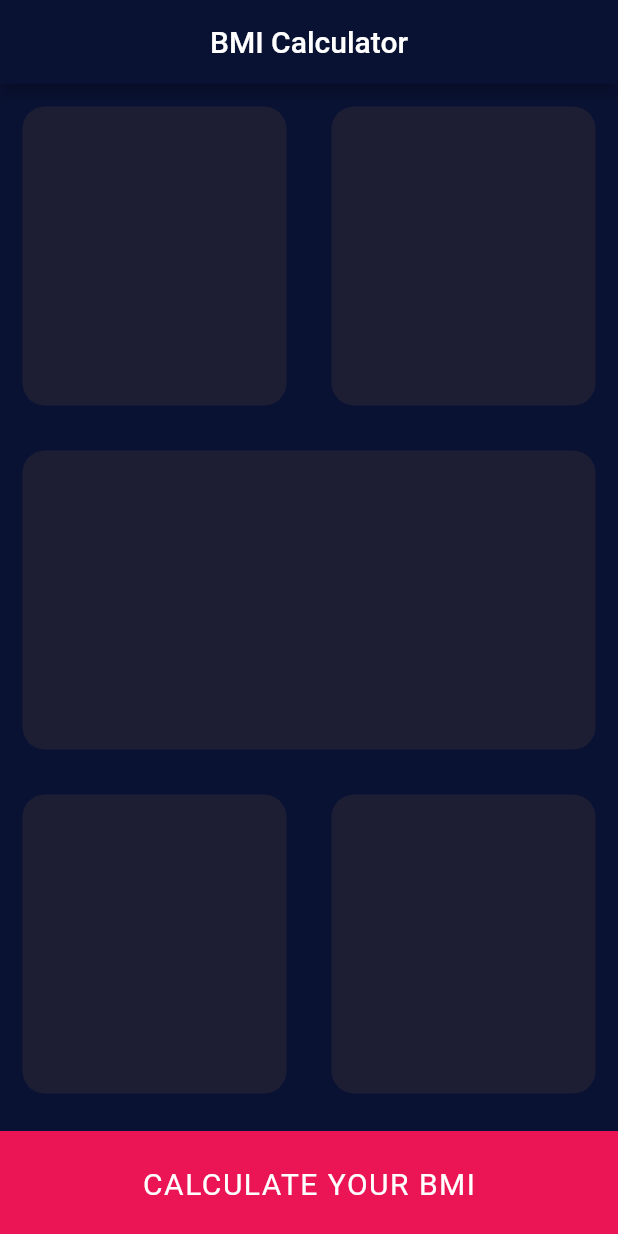
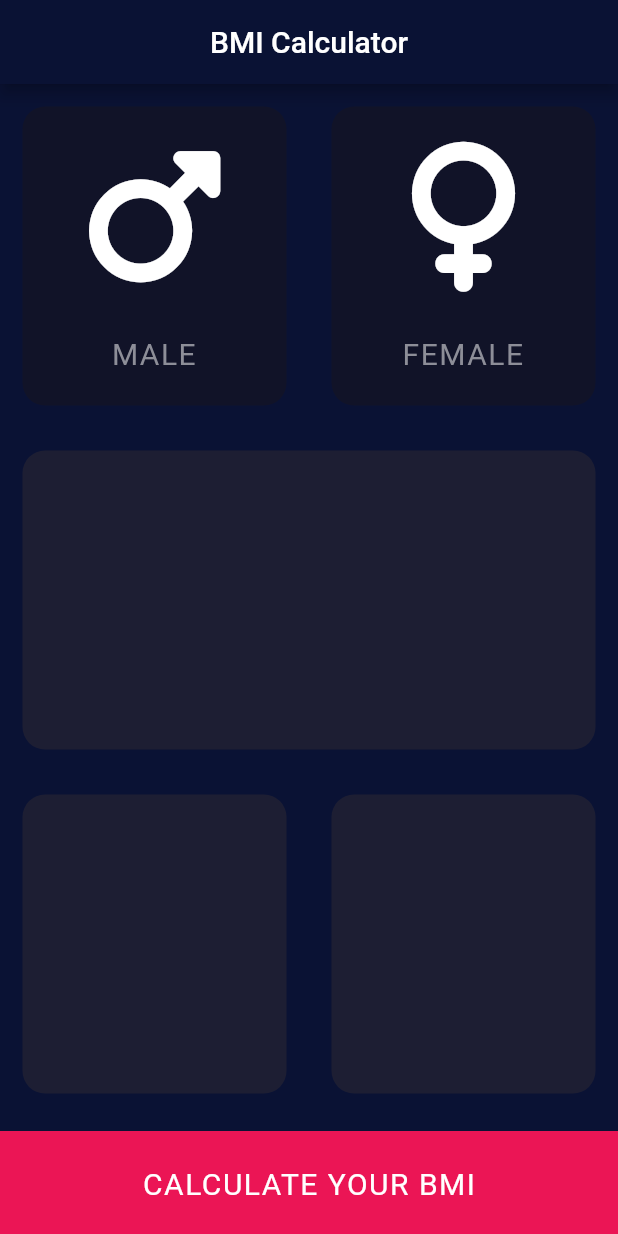
Before and after one commit to Rahul-Rasve/BMI-Calculator, a Flutter app: the screen it shows after launch, on a phone screen of 412 x 824 dp. Run offline on Flutter 3.47's test engine with Material 2 defaults, Android fonts, the light colour scheme and no system bars; our stand-ins replace font_awesome_flutter.

Commit message:
onTap color change and gender iconCards added.

```diff
--- a/lib/input_page.dart
+++ b/lib/input_page.dart
@@ -1,10 +1,12 @@
 // ignore_for_file: prefer_const_constructors, prefer_const_literals_to_create_immutables
 
 import 'package:flutter/material.dart';
+import 'package:font_awesome_flutter/font_awesome_flutter.dart';
 import 'widgets.dart';
 
 const bottomContainerHeight = 70.0;
 const activeCardColor = Color(0xFF1D1E33);
+const inactiveCardColor = Color(0xFF111328);
 const activeBottomContainerColor = Color(0xFFEB1555);
 
 class InputPage extends StatefulWidget {
@@ -15,6 +17,28 @@ class InputPage extends StatefulWidget {
 }
 
 class _InputPageState extends State<InputPage> {
+  Color maleCardColor = inactiveCardColor;
+  Color femaleCardColor = inactiveCardColor;
+
+  void updateColor(int gender) {
+    if (gender == 1) {
+      if (maleCardColor == inactiveCardColor) {
+        maleCardColor = activeCardColor;
+        femaleCardColor = inactiveCardColor;
+      } else {
+        maleCardColor = inactiveCardColor;
+      }
+    }
+    if (gender == 2) {
+      if (femaleCardColor == inactiveCardColor) {
+        femaleCardColor = activeCardColor;
+        maleCardColor = inactiveCardColor;
+      } else {
+        femaleCardColor = inactiveCardColor;
+      }
+    }
+  }
+
   @override
   Widget build(BuildContext context) {
     return Scaffold(
@@ -28,13 +52,35 @@ class _InputPageState extends State<InputPage> {
             child: Row(
               children: [
                 Expanded(
-                  child: ReusableCard(
-                    cardColor: activeCardColor,
+                  child: GestureDetector(
+                    onTap: () {
+                      setState(() {
+                        updateColor(1);
+                      });
+                    },
+                    child: ReusableCard(
+                      cardColor: maleCardColor,
+                      cardChild: IconWidget(
+                        genderIcon: FontAwesomeIcons.mars,
+                        genderText: 'MALE',
+                      ),
+                    ),
                   ),
                 ),
                 Expanded(
-                  child: ReusableCard(
-                    cardColor: activeCardColor,
+                  child: GestureDetector(
+                    onTap: () {
+                      setState(() {
+                        updateColor(2);
+                      });
+                    },
+                    child: ReusableCard(
+                      cardColor: femaleCardColor,
+                      cardChild: IconWidget(
+                        genderIcon: FontAwesomeIcons.venus,
+                        genderText: 'FEMALE',
+                      ),
+                    ),
                   ),
                 ),
               ],
--- a/lib/widgets.dart
+++ b/lib/widgets.dart
@@ -1,11 +1,13 @@
-// ignore_for_file: prefer_const_constructors, use_key_in_widget_constructors, prefer_const_constructors_in_immutables
+// ignore_for_file: prefer_const_constructors, use_key_in_widget_constructors, prefer_const_constructors_in_immutables, prefer_const_literals_to_create_immutables
 
 import 'package:flutter/cupertino.dart';
 
 class ReusableCard extends StatelessWidget {
-  ReusableCard({required this.cardColor});
+  ReusableCard({required this.cardColor, this.cardChild});
 
   final Color cardColor;
+  //add the ? to make it nullable, which makes it not required
+  final Widget? cardChild;
 
   @override
   Widget build(BuildContext context) {
@@ -15,6 +17,39 @@ class ReusableCard extends StatelessWidget {
         color: cardColor,
         borderRadius: BorderRadius.circular(15.0),
       ),
+      child: cardChild,
     );
   }
 }
+
+class IconWidget extends StatelessWidget {
+  IconWidget({required this.genderIcon, required this.genderText});
+
+  final IconData genderIcon;
+  final String genderText;
+
+  @override
+  Widget build(BuildContext context) {
+    return Column(
+      mainAxisAlignment: MainAxisAlignment.center,
+      children: [
+        Icon(
+          genderIcon,
+          size: 100.0,
+        ),
+        SizedBox(
+          height: 30.0,
+        ),
+        Text(
+          genderText,
+          style: TextStyle(
+            fontSize: 20.0,
+            color: Color(0xFF8D8E98),
+            letterSpacing: 1.0,
+          ),
+          textAlign: TextAlign.center,
+        ),
+      ],
+    );
+  }
+}
--- a/pubspec.yaml
+++ b/pubspec.yaml
@@ -35,6 +35,7 @@ dependencies:
   # The following adds the Cupertino Icons font to your application.
   # Use with the CupertinoIcons class for iOS style icons.
   cupertino_icons: ^1.0.2
+  font_awesome_flutter: ^10.3.0
 
 dev_dependencies:
   flutter_test:
@@ -59,8 +60,8 @@ flutter:
   uses-material-design: true
 
   # To add assets to your application, add an assets section, like this:
-  assets:
-    - images/
+#  assets:
+#    - images/
   #   - images/a_dot_ham.jpeg
 
   # An image asset can refer to one or more resolution-specific "variants", see
```
Also changed, not shown: images/female_symbol.png (deleted), images/male_symbol.png (deleted), pubspec.lock, 1 other file.
